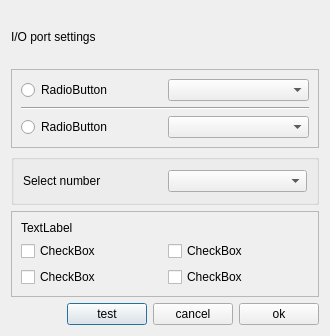
Before: the Qt Designer form SrcPony/forms/e2dlg.ui in lancos/ponyprog, drawn with Qt 5.
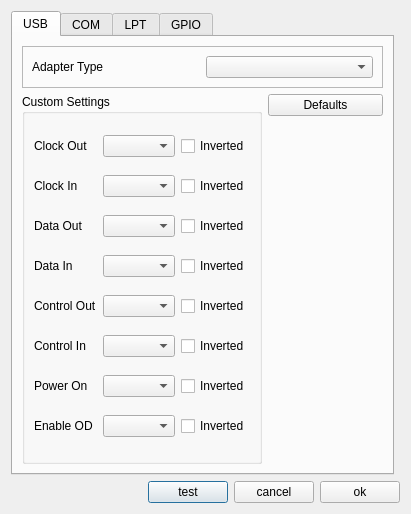
After: the same form once the commit is applied. The open tabs and pages were chosen to show the change.

Commit message: rework interface selection dialog

What changed in the file:
```diff
--- a/SrcPony/forms/e2dlg.ui
+++ b/SrcPony/forms/e2dlg.ui
@@ -9,62 +9,15 @@
    <rect>
     <x>0</x>
     <y>0</y>
-    <width>330</width>
-    <height>336</height>
+    <width>411</width>
+    <height>514</height>
    </rect>
   </property>
   <property name="windowTitle">
    <string>Dialog</string>
   </property>
   <layout class="QGridLayout" name="gridLayout_5">
-   <item row="4" column="0" colspan="2">
-    <widget class="QFrame" name="frmPolsel">
-     <property name="frameShape">
-      <enum>QFrame::StyledPanel</enum>
-     </property>
-     <property name="frameShadow">
-      <enum>QFrame::Raised</enum>
-     </property>
-     <layout class="QGridLayout" name="gridLayout">
-      <item row="0" column="0" colspan="2">
-       <widget class="QLabel" name="lblPol1">
-        <property name="text">
-         <string>TextLabel</string>
-        </property>
-       </widget>
-      </item>
-      <item row="1" column="0">
-       <widget class="QCheckBox" name="chkPol1">
-        <property name="text">
-         <string>CheckBox</string>
-        </property>
-       </widget>
-      </item>
-      <item row="1" column="1">
-       <widget class="QCheckBox" name="chkPol3">
-        <property name="text">
-         <string>CheckBox</string>
-        </property>
-       </widget>
-      </item>
-      <item row="2" column="0">
-       <widget class="QCheckBox" name="chkPol2">
-        <property name="text">
-         <string>CheckBox</string>
-        </property>
-       </widget>
-      </item>
-      <item row="2" column="1">
-       <widget class="QCheckBox" name="chkPol4">
-        <property name="text">
-         <string>CheckBox</string>
-        </property>
-       </widget>
-      </item>
-     </layout>
-    </widget>
-   </item>
-   <item row="5" column="0" colspan="2">
+   <item row="2" column="0" colspan="2">
     <layout class="QHBoxLayout" name="horizontalLayout">
      <item>
       <spacer name="horizontalSpacer">
@@ -102,93 +55,506 @@
      </item>
     </layout>
    </item>
-   <item row="0" column="0" colspan="2">
-    <widget class="QLabel" name="lblMainMsg">
-     <property name="text">
-      <string>I/O port settings</string>
+   <item row="0" column="0">
+    <widget class="QTabWidget" name="tabWidget">
+     <property name="currentIndex">
+      <number>1</number>
      </property>
-    </widget>
-   </item>
-   <item row="3" column="0" colspan="2">
-    <widget class="QGroupBox" name="frmComsel">
-     <layout class="QGridLayout" name="gridLayout_3">
-      <item row="0" column="1">
-       <widget class="QComboBox" name="cbxInterfNum">
-        <property name="toolTip">
-         <string notr="true"/>
-        </property>
-       </widget>
-      </item>
-      <item row="0" column="0">
-       <widget class="QLabel" name="label">
-        <property name="text">
-         <string>Select number</string>
-        </property>
-       </widget>
-      </item>
-     </layout>
-    </widget>
-   </item>
-   <item row="1" column="0" colspan="2">
-    <widget class="QFrame" name="frmPortsel">
-     <property name="frameShape">
-      <enum>QFrame::StyledPanel</enum>
-     </property>
-     <property name="frameShadow">
-      <enum>QFrame::Raised</enum>
-     </property>
-     <layout class="QGridLayout" name="gridLayout_4">
-      <item row="0" column="0">
-       <widget class="QRadioButton" name="rdbComPort">
-        <property name="text">
-         <string>RadioButton</string>
-        </property>
-       </widget>
-      </item>
-      <item row="2" column="0">
-       <widget class="QRadioButton" name="rdbLptPort">
-        <property name="text">
-         <string>RadioButton</string>
-        </property>
-       </widget>
-      </item>
-      <item row="2" column="1">
-       <widget class="QComboBox" name="cbxInterfLPT">
-        <property name="toolTip">
-         <string notr="true"/>
-        </property>
-        <property name="currentIndex">
-         <number>-1</number>
-        </property>
-        <property name="insertPolicy">
-         <enum>QComboBox::InsertAtTop</enum>
-        </property>
-        <property name="modelColumn">
-         <number>0</number>
-        </property>
-       </widget>
-      </item>
-      <item row="0" column="1">
-       <widget class="QComboBox" name="cbxInterfCOM">
-        <property name="toolTip">
-         <string notr="true"/>
-        </property>
-        <property name="currentIndex">
-         <number>-1</number>
-        </property>
-        <property name="insertPolicy">
-         <enum>QComboBox::InsertAtTop</enum>
-        </property>
-       </widget>
-      </item>
-      <item row="1" column="0" colspan="2">
-       <widget class="Line" name="line">
-        <property name="orientation">
-         <enum>Qt::Horizontal</enum>
-        </property>
-       </widget>
-      </item>
-     </layout>
+     <widget class="QWidget" name="tabUSB">
+      <attribute name="title">
+       <string>USB</string>
+      </attribute>
+      <layout class="QVBoxLayout" name="verticalLayout_3">
+       <item>
+        <widget class="QFrame" name="frmPortsel_3">
+         <property name="frameShape">
+          <enum>QFrame::StyledPanel</enum>
+         </property>
+         <property name="frameShadow">
+          <enum>QFrame::Raised</enum>
+         </property>
+         <layout class="QHBoxLayout" name="horizontalLayout_10">
+          <item>
+           <widget class="QLabel" name="label_type_2">
+            <property name="text">
+             <string>Adapter Type</string>
+            </property>
+           </widget>
+          </item>
+          <item>
+           <widget class="QComboBox" name="cbxInterfUSB">
+            <property name="toolTip">
+             <string notr="true"/>
+            </property>
+            <property name="currentIndex">
+             <number>-1</number>
+            </property>
+            <property name="insertPolicy">
+             <enum>QComboBox::InsertAtTop</enum>
+            </property>
+           </widget>
+          </item>
+         </layout>
+        </widget>
+       </item>
+       <item>
+        <layout class="QHBoxLayout" name="horizontalLayout_11">
+         <item>
+          <widget class="QGroupBox" name="groupBox">
+           <property name="title">
+            <string>Custom Settings</string>
+           </property>
+           <layout class="QVBoxLayout" name="verticalLayout">
+            <item>
+             <layout class="QHBoxLayout" name="horizontalLayout_2">
+              <item>
+               <widget class="QLabel" name="label">
+                <property name="text">
+                 <string>Clock Out</string>
+                </property>
+               </widget>
+              </item>
+              <item>
+               <widget class="QComboBox" name="comboBox"/>
+              </item>
+              <item>
+               <widget class="QCheckBox" name="checkBox">
+                <property name="text">
+                 <string>Inverted</string>
+                </property>
+               </widget>
+              </item>
+             </layout>
+            </item>
+            <item>
+             <layout class="QHBoxLayout" name="horizontalLayout_3">
+              <item>
+               <widget class="QLabel" name="label_3">
+                <property name="text">
+                 <string>Clock In</string>
+                </property>
+               </widget>
+              </item>
+              <item>
+               <widget class="QComboBox" name="comboBox_2"/>
+              </item>
+              <item>
+               <widget class="QCheckBox" name="checkBox_2">
+                <property name="text">
+                 <string>Inverted</string>
+                </property>
+               </widget>
+              </item>
+             </layout>
+            </item>
+            <item>
+             <layout class="QHBoxLayout" name="horizontalLayout_4">
+              <item>
+               <widget class="QLabel" name="label_4">
+                <property name="text">
+                 <string>Data Out</string>
+                </property>
+               </widget>
+              </item>
+              <item>
+               <widget class="QComboBox" name="comboBox_3"/>
+              </item>
+              <item>
+               <widget class="QCheckBox" name="checkBox_3">
+                <property name="text">
+                 <string>Inverted</string>
+                </property>
+               </widget>
+              </item>
+             </layout>
+            </item>
+            <item>
+             <layout class="QHBoxLayout" name="horizontalLayout_5">
+              <item>
+               <widget class="QLabel" name="label_5">
+                <property name="text">
+                 <string>Data In</string>
+                </property>
+               </widget>
+              </item>
+              <item>
+               <widget class="QComboBox" name="comboBox_4"/>
+              </item>
+              <item>
+               <widget class="QCheckBox" name="checkBox_4">
+                <property name="text">
+                 <string>Inverted</string>
+                </property>
+               </widget>
+              </item>
+             </layout>
+            </item>
+            <item>
+             <layout class="QHBoxLayout" name="horizontalLayout_6">
+              <item>
+               <widget class="QLabel" name="label_6">
+                <property name="text">
+                 <string>Control Out</string>
+                </property>
+               </widget>
+              </item>
+              <item>
+               <widget class="QComboBox" name="comboBox_5"/>
+              </item>
+              <item>
+               <widget class="QCheckBox" name="checkBox_5">
+                <property name="text">
+                 <string>Inverted</string>
+                </property>
+               </widget>
+              </item>
+             </layout>
+            </item>
+            <item>
+             <layout class="QHBoxLayout" name="horizontalLayout_8">
+              <item>
+               <widget class="QLabel" name="label_8">
+                <property name="text">
+                 <string>Control In</string>
+                </property>
+               </widget>
+              </item>
+              <item>
+               <widget class="QComboBox" name="comboBox_7"/>
+              </item>
+              <item>
+               <widget class="QCheckBox" name="checkBox_7">
+                <property name="text">
+                 <string>Inverted</string>
+                </property>
+               </widget>
+              </item>
+             </layout>
+            </item>
+            <item>
+             <layout class="QHBoxLayout" name="horizontalLayout_9">
+              <item>
+               <widget class="QLabel" name="label_9">
+                <property name="text">
+                 <string>Power On</string>
+                </property>
+               </widget>
+              </item>
+              <item>
+               <widget class="QComboBox" name="comboBox_8"/>
+              </item>
+              <item>
+               <widget class="QCheckBox" name="checkBox_8">
+                <property name="text">
+                 <string>Inverted</string>
+                </property>
+               </widget>
+              </item>
+             </layout>
+            </item>
+            <item>
+             <layout class="QHBoxLayout" name="horizontalLayout_7">
+              <item>
+               <widget class="QLabel" name="label_7">
+                <property name="text">
+                 <string>Enable OD</string>
+                </property>
+               </widget>
+              </item>
+              <item>
+               <widget class="QComboBox" name="comboBox_6"/>
+              </item>
+              <item>
+               <widget class="QCheckBox" name="checkBox_6">
+                <property name="text">
+                 <string>Inverted</string>
+                </property>
+               </widget>
+              </item>
+             </layout>
+            </item>
+           </layout>
+          </widget>
+         </item>
+         <item>
+          <layout class="QVBoxLayout" name="verticalLayout_2">
+           <item>
+            <widget class="QPushButton" name="pushUSBDefaults">
+             <property name="text">
+              <string>Defaults</string>
+             </property>
+            </widget>
+           </item>
+           <item>
+            <spacer name="verticalSpacer">
+             <property name="orientation">
+              <enum>Qt::Vertical</enum>
+             </property>
+             <property name="sizeHint" stdset="0">
+              <size>
+               <width>20</width>
+               <height>40</height>
+              </size>
+             </property>
+            </spacer>
+           </item>
+          </layout>
+         </item>
+        </layout>
+       </item>
+      </layout>
+     </widget>
+     <widget class="QWidget" name="tabCOM">
+      <attribute name="title">
+       <string>COM</string>
+      </attribute>
+      <widget class="QWidget" name="verticalLayoutWidget_2">
+       <property name="geometry">
+        <rect>
+         <x>10</x>
+         <y>10</y>
+         <width>361</width>
+         <height>224</height>
+        </rect>
+       </property>
+       <layout class="QVBoxLayout" name="verticalLayout_4">
+        <item>
+         <widget class="QLabel" name="lblMainMsg">
+          <property name="text">
+           <string>Serial port settings</string>
+          </property>
+         </widget>
+        </item>
+        <item>
+         <widget class="QFrame" name="frmPortsel">
+          <property name="frameShape">
+           <enum>QFrame::StyledPanel</enum>
+          </property>
+          <property name="frameShadow">
+           <enum>QFrame::Raised</enum>
+          </property>
+          <layout class="QGridLayout" name="gridLayout_4">
+           <item row="0" column="1">
+            <widget class="QComboBox" name="cbxInterfCOM">
+             <property name="toolTip">
+              <string notr="true"/>
+             </property>
+             <property name="currentIndex">
+              <number>-1</number>
+             </property>
+             <property name="insertPolicy">
+              <enum>QComboBox::InsertAtTop</enum>
+             </property>
+            </widget>
+           </item>
+           <item row="0" column="0">
+            <widget class="QLabel" name="label_type">
+             <property name="text">
+              <string>Adapter Type</string>
+             </property>
+            </widget>
+           </item>
+          </layout>
+         </widget>
+        </item>
+        <item>
+         <widget class="QGroupBox" name="frmComsel">
+          <layout class="QGridLayout" name="gridLayout_3">
+           <item row="0" column="1">
+            <widget class="QComboBox" name="cbxInterfCOMNum">
+             <property name="toolTip">
+              <string notr="true"/>
+             </property>
+            </widget>
+           </item>
+           <item row="0" column="0">
+            <widget class="QLabel" name="label_port">
+             <property name="text">
+              <string>Port Number</string>
+             </property>
+            </widget>
+           </item>
+          </layout>
+         </widget>
+        </item>
+        <item>
+         <widget class="QFrame" name="frmPolsel">
+          <property name="frameShape">
+           <enum>QFrame::StyledPanel</enum>
+          </property>
+          <property name="frameShadow">
+           <enum>QFrame::Raised</enum>
+          </property>
+          <layout class="QGridLayout" name="gridLayout">
+           <item row="0" column="0" colspan="2">
+            <widget class="QLabel" name="lblPol1">
+             <property name="text">
+              <string>Select polarity of the control lines</string>
+             </property>
+            </widget>
+           </item>
+           <item row="1" column="0">
+            <widget class="QCheckBox" name="chkPol1">
+             <property name="text">
+              <string>CheckBox</string>
+             </property>
+            </widget>
+           </item>
+           <item row="1" column="1">
+            <widget class="QCheckBox" name="chkPol3">
+             <property name="text">
+              <string>CheckBox</string>
+             </property>
+            </widget>
+           </item>
+           <item row="2" column="0">
+            <widget class="QCheckBox" name="chkPol2">
+             <property name="text">
+              <string>CheckBox</string>
+             </property>
+            </widget>
+           </item>
+           <item row="2" column="1">
+            <widget class="QCheckBox" name="chkPol4">
+             <property name="text">
+              <string>CheckBox</string>
+             </property>
+            </widget>
+           </item>
+          </layout>
+         </widget>
+        </item>
+       </layout>
+      </widget>
+     </widget>
+     <widget class="QWidget" name="tabLPT">
+      <attribute name="title">
+       <string>LPT</string>
+      </attribute>
+      <widget class="QWidget" name="verticalLayoutWidget_3">
+       <property name="geometry">
+        <rect>
+         <x>10</x>
+         <y>10</y>
+         <width>361</width>
+         <height>224</height>
+        </rect>
+       </property>
+       <layout class="QVBoxLayout" name="verticalLayout_5">
+        <item>
+         <widget class="QLabel" name="lblMainMsg_2">
+          <property name="text">
+           <string>Serial port settings</string>
+          </property>
+         </widget>
+        </item>
+        <item>
+         <widget class="QFrame" name="frmPortsel_2">
+          <property name="frameShape">
+           <enum>QFrame::StyledPanel</enum>
+          </property>
+          <property name="frameShadow">
+           <enum>QFrame::Raised</enum>
+          </property>
+          <layout class="QGridLayout" name="gridLayout_6">
+           <item row="0" column="1">
+            <widget class="QComboBox" name="cbxInterfLPT">
+             <property name="toolTip">
+              <string notr="true"/>
+             </property>
+             <property name="currentIndex">
+              <number>-1</number>
+             </property>
+             <property name="insertPolicy">
+              <enum>QComboBox::InsertAtTop</enum>
+             </property>
+            </widget>
+           </item>
+           <item row="0" column="0">
+            <widget class="QLabel" name="label_type_3">
+             <property name="text">
+              <string>Adapter Type</string>
+             </property>
+            </widget>
+           </item>
+          </layout>
+         </widget>
+        </item>
+        <item>
+         <widget class="QGroupBox" name="frmComsel_2">
+          <layout class="QGridLayout" name="gridLayout_7">
+           <item row="0" column="1">
+            <widget class="QComboBox" name="cbxInterfLPTNum">
+             <property name="toolTip">
+              <string notr="true"/>
+             </property>
+            </widget>
+           </item>
+           <item row="0" column="0">
+            <widget class="QLabel" name="label_port_2">
+             <property name="text">
+              <string>Port Number</string>
+             </property>
+            </widget>
+           </item>
+          </layout>
+         </widget>
+        </item>
+        <item>
+         <widget class="QFrame" name="frmPolsel_2">
+          <property name="frameShape">
+           <enum>QFrame::StyledPanel</enum>
+          </property>
+          <property name="frameShadow">
+           <enum>QFrame::Raised</enum>
+          </property>
+          <layout class="QGridLayout" name="gridLayout_2">
+           <item row="0" column="0" colspan="2">
+            <widget class="QLabel" name="lblPol1_2">
+             <property name="text">
+              <string>Select polarity of the control lines</string>
+             </property>
+            </widget>
+           </item>
+           <item row="1" column="0">
+            <widget class="QCheckBox" name="chkPol1_2">
+             <property name="text">
+              <string>CheckBox</string>
+             </property>
+            </widget>
+           </item>
+           <item row="1" column="1">
+            <widget class="QCheckBox" name="chkPol3_2">
+             <property name="text">
+              <string>CheckBox</string>
+             </property>
+            </widget>
+           </item>
+           <item row="2" column="0">
+            <widget class="QCheckBox" name="chkPol2_2">
+             <property name="text">
+              <string>CheckBox</string>
+             </property>
+            </widget>
+           </item>
+           <item row="2" column="1">
+            <widget class="QCheckBox" name="chkPol4_2">
+             <property name="text">
+              <string>CheckBox</string>
+             </property>
+            </widget>
+           </item>
+          </layout>
+         </widget>
+        </item>
+       </layout>
+      </widget>
+     </widget>
+     <widget class="QWidget" name="tabGPIO">
+      <attribute name="title">
+       <string>GPIO</string>
+      </attribute>
+     </widget>
     </widget>
    </item>
   </layout>
```
The commit also changes 5 other files.
